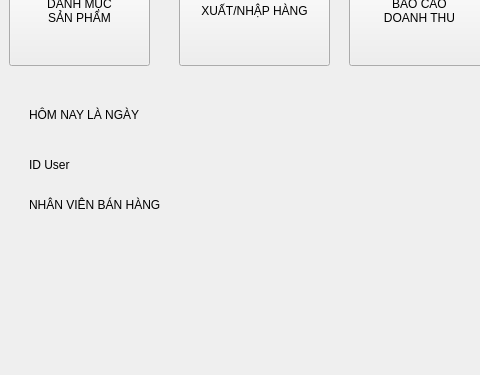
Before: the Qt Designer form nekolibro.ui in suofujita/nekolibro, drawn with Qt 5; both pictures show x 141 to 621 and y 225 to 600 of the 800 by 600 pixel window.
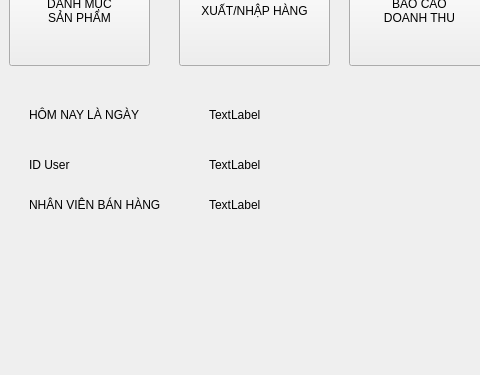
After: the same form once the commit is applied. Icons and pictures are not drawn.

```diff
--- a/nekolibro.ui
+++ b/nekolibro.ui
@@ -186,6 +186,45 @@
      <string>XUẤT/NHẬP HÀNG</string>
     </property>
    </widget>
+   <widget class="QLabel" name="label_5">
+    <property name="geometry">
+     <rect>
+      <x>350</x>
+      <y>330</y>
+      <width>63</width>
+      <height>20</height>
+     </rect>
+    </property>
+    <property name="text">
+     <string>TextLabel</string>
+    </property>
+   </widget>
+   <widget class="QLabel" name="label_6">
+    <property name="geometry">
+     <rect>
+      <x>350</x>
+      <y>380</y>
+      <width>63</width>
+      <height>20</height>
+     </rect>
+    </property>
+    <property name="text">
+     <string>TextLabel</string>
+    </property>
+   </widget>
+   <widget class="QLabel" name="label_7">
+    <property name="geometry">
+     <rect>
+      <x>350</x>
+      <y>420</y>
+      <width>63</width>
+      <height>20</height>
+     </rect>
+    </property>
+    <property name="text">
+     <string>TextLabel</string>
+    </property>
+   </widget>
   </widget>
   <widget class="QMenuBar" name="menubar">
    <property name="geometry">
```
